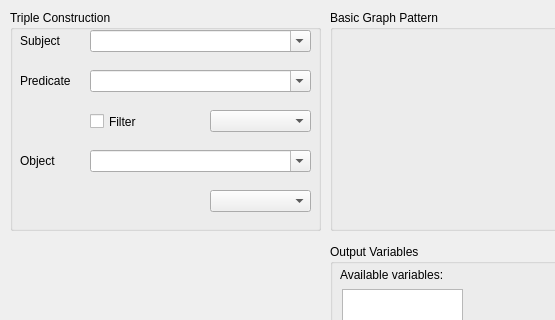
Above: vqbinstancesselect.ui from sarslanhan/vqb before the change; both pictures show x 0 to 555 and y 0 to 320 of the 720 by 480 pixel window. Below: the same form after it.
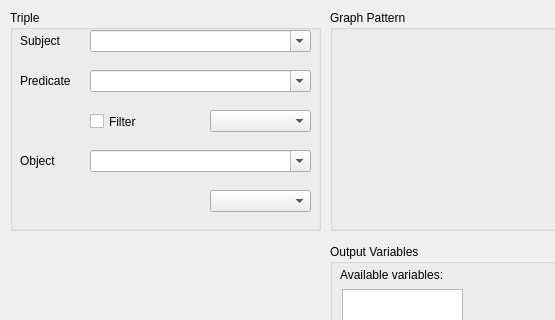
That is the form after the change. Custom widgets are drawn as their Qt base class.

The edit to the form file:
```diff
--- a/vqbinstancesselect.ui
+++ b/vqbinstancesselect.ui
@@ -31,7 +31,7 @@
     <bool>true</bool>
    </property>
    <property name="title">
-    <string>Triple Construction</string>
+    <string>Triple</string>
    </property>
    <widget class="QCheckBox" name="checkBoxFilter">
     <property name="geometry">
@@ -179,7 +179,7 @@
     </font>
    </property>
    <property name="title">
-    <string>Basic Graph Pattern</string>
+    <string>Graph Pattern</string>
    </property>
    <property name="flat">
     <bool>false</bool>
```
Left out of the diff: 11 changed lines with no effect on the pictures.
